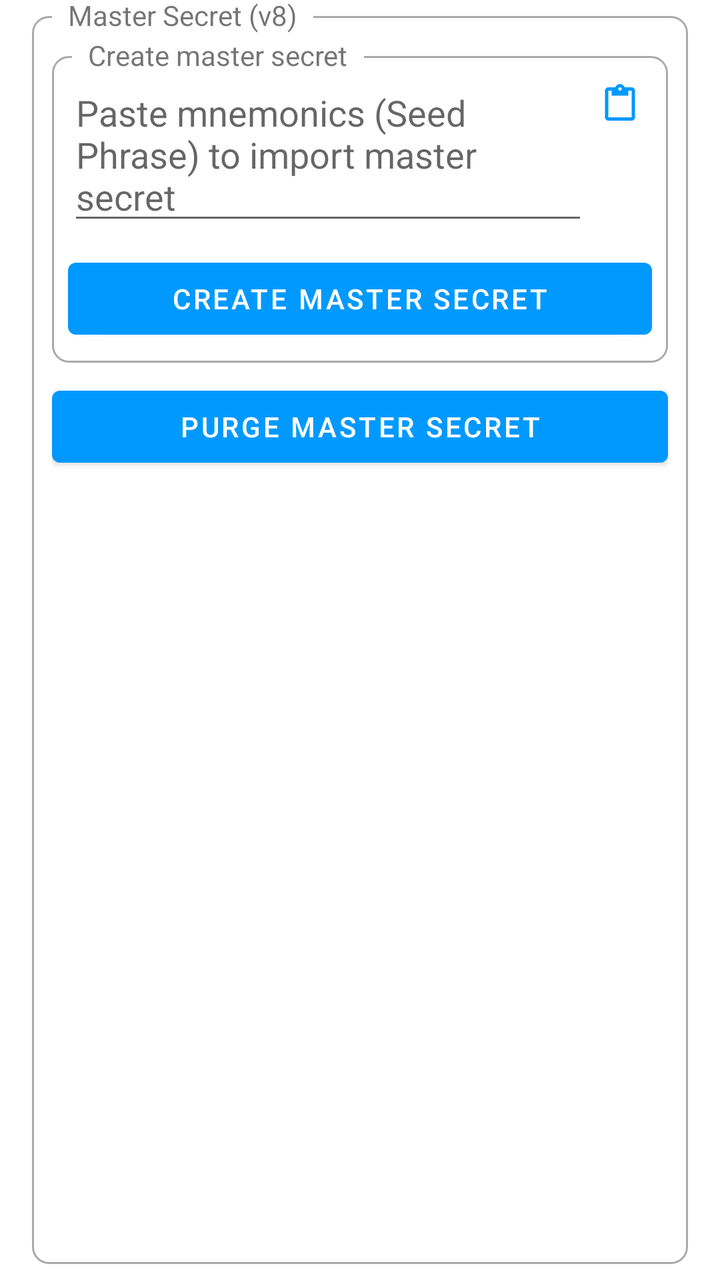
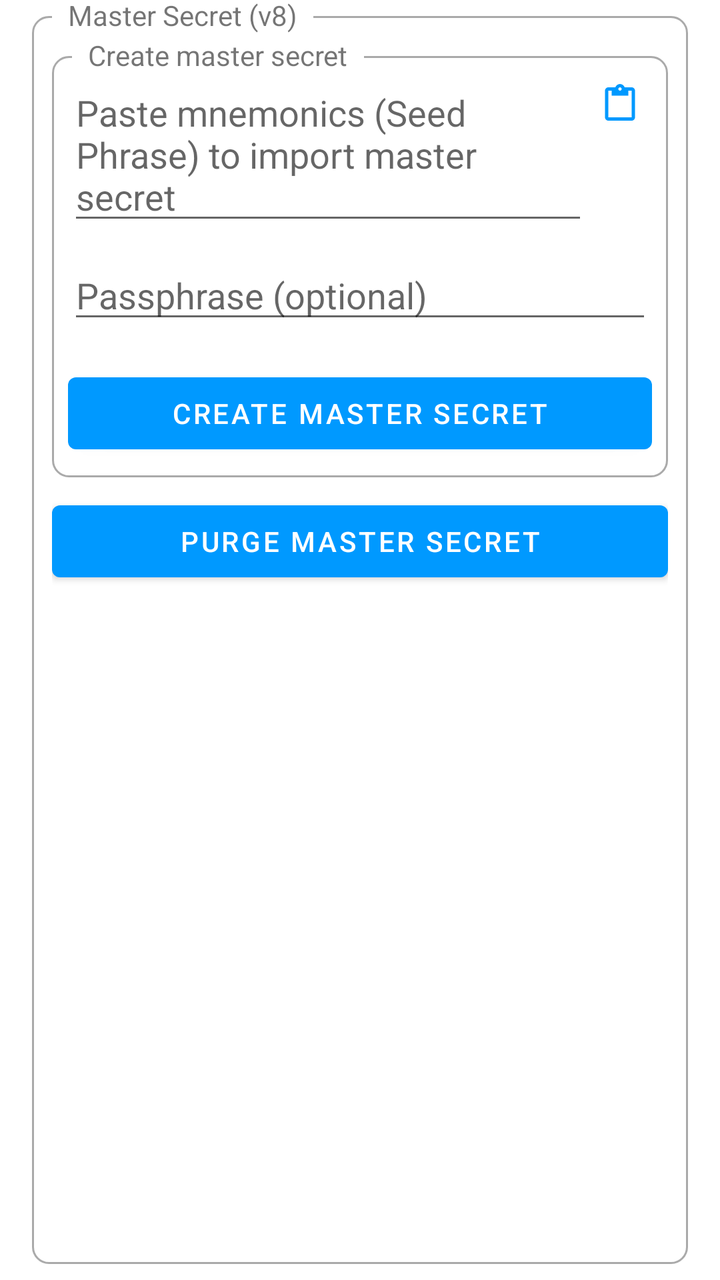

Before-and-after screenshots of an Android layout around one commit, followed by the original layout XML and the change that was made.
<!-- AndroidManifest.xml: application theme AppTheme -->
<!-- res/layout/master_secret.xml -->
<?xml version="1.0" encoding="utf-8"?>
<FrameLayout xmlns:android="http://schemas.android.com/apk/res/android"
    android:layout_width="match_parent"
    android:layout_height="wrap_content"
    android:clipToPadding="false"
    android:paddingStart="@dimen/box_padding_horizontal"
    android:paddingTop="@dimen/box_padding_vertical"
    android:paddingEnd="@dimen/box_padding_horizontal"
    android:paddingBottom="@dimen/box_padding_vertical">

    <FrameLayout
        android:layout_width="match_parent"
        android:layout_height="match_parent"
        android:background="@drawable/rounded_corner" />

    <TextView
        android:layout_width="wrap_content"
        android:layout_height="wrap_content"
        android:background="?android:windowBackground"
        android:paddingStart="8dp"
        android:paddingEnd="8dp"
        android:text="Master Secret (v8)"
        android:translationX="10dp"
        android:translationY="-10dp" />

    <LinearLayout
        android:id="@+id/contentContainer"
        android:layout_width="match_parent"
        android:layout_height="match_parent"
        android:layout_margin="10dp"
        android:orientation="vertical"
        android:visibility="visible">

        <FrameLayout
            android:layout_width="match_parent"
            android:layout_height="wrap_content">

            <FrameLayout
                android:layout_width="match_parent"
                android:layout_height="match_parent"
                android:layout_marginTop="10dp"
                android:background="@drawable/rounded_corner" />

            <TextView
                android:layout_width="wrap_content"
                android:layout_height="wrap_content"
                android:background="?android:windowBackground"
                android:paddingStart="8dp"
                android:paddingEnd="8dp"
                android:text="Create master secret"
                android:translationX="10dp" />

            <LinearLayout
                android:id="@+id/llCreateMasterSecret"
                android:layout_width="match_parent"
                android:layout_height="wrap_content"
                android:orientation="vertical">

                <LinearLayout
                    android:layout_width="match_parent"
                    android:layout_height="wrap_content"
                    android:layout_marginStart="8dp"
                    android:layout_marginTop="16dp"
                    android:layout_marginEnd="8dp"
                    android:orientation="horizontal">

                    <androidx.appcompat.widget.AppCompatEditText
                        android:id="@+id/etMasterSecretMnemonic"
                        android:layout_width="0dp"
                        android:layout_height="wrap_content"
                        android:layout_weight="1"
                        android:hint="Paste mnemonics (Seed Phrase) to import master secret"
                        android:inputType="textNoSuggestions|textMultiLine" />

                    <ImageView
                        android:id="@+id/btnPasteMasterSecretMnemonic"
                        android:layout_width="wrap_content"
                        android:layout_height="wrap_content"
                        android:layout_gravity="end"
                        android:background="?attr/selectableItemBackgroundBorderless"
                        android:clickable="true"
                        android:focusable="true"
                        android:padding="8dp"
                        android:src="@drawable/ic_paste" />
                </LinearLayout>

                <Button
                    android:id="@+id/btnCreateMasterSecret"
                    android:layout_width="match_parent"
                    android:layout_height="wrap_content"
                    android:layout_margin="8dp"
                    android:layout_weight="0.5"
                    android:text="Create Master Secret" />

            </LinearLayout>


        </FrameLayout>

        <LinearLayout
            android:layout_width="match_parent"
            android:layout_height="wrap_content"
            android:gravity="center"
            android:orientation="vertical"
            android:paddingTop="8dp">

            <Button
                android:id="@+id/btnPurgeMasterSecret"
                android:layout_width="match_parent"
                android:layout_height="wrap_content"
                android:layout_weight="0.5"
                android:text="Purge master secret" />

        </LinearLayout>

    </LinearLayout>

</FrameLayout>
<!-- resources referenced by this layout -->
<resources>
  <dimen name="box_padding_horizontal">16dp</dimen>
  <dimen name="box_padding_vertical">8dp</dimen>
  <!-- drawable ic_paste (drawable) -->
  <vector xmlns:android="http://schemas.android.com/apk/res/android"
      android:width="16dp"
      android:height="19dp"
      android:viewportWidth="16"
      android:viewportHeight="19">
      <path
          android:fillColor="@color/primary"
          android:pathData="M13.8333,1.6667H10.35C10,0.7 9.0833,0 8,0C6.9167,0 6,0.7 5.65,1.6667H2.1667C1.25,1.6667 0.5,2.4167 0.5,3.3333V16.6667C0.5,17.5833 1.25,18.3333 2.1667,18.3333H13.8333C14.75,18.3333 15.5,17.5833 15.5,16.6667V3.3333C15.5,2.4167 14.75,1.6667 13.8333,1.6667ZM8,1.6667C8.4583,1.6667 8.8333,2.0417 8.8333,2.5C8.8333,2.9583 8.4583,3.3333 8,3.3333C7.5417,3.3333 7.1667,2.9583 7.1667,2.5C7.1667,2.0417 7.5417,1.6667 8,1.6667ZM13.8333,16.6667H2.1667V3.3333H3.8333V5.8333H12.1667V3.3333H13.8333V16.6667Z" />
  </vector>
  <!-- drawable rounded_corner (drawable) -->
  <?xml version="1.0" encoding="utf-8"?>
  <shape xmlns:android="http://schemas.android.com/apk/res/android">
      <stroke
          android:width="1dp"
          android:color="@android:color/darker_gray" />
  
      <solid android:color="@android:color/transparent" />
  
      <padding
          android:bottom="5dp"
          android:left="5dp"
          android:right="5dp"
          android:top="5dp" />
  
      <corners android:radius="8dp" />
  </shape>
  <style name="AppTheme" parent="Theme.MaterialComponents.DayNight.NoActionBar">
          <item name="colorPrimary">@color/primary</item>
          <item name="colorPrimaryDark">@color/primary_dark</item>
          <item name="colorOnPrimary">@color/on_primary</item>
          <item name="colorSecondary">@color/primary</item>
      </style>
  <color name="primary">#0099FF</color>
  <color name="primary_dark">#0099FF</color>
  <color name="on_primary">#FFFFFF</color>
</resources>

<!-- the commit's change to res/layout/master_secret.xml (unified diff, before → after) -->
@@ -84,6 +84,14 @@
                         android:src="@drawable/ic_paste" />
                 </LinearLayout>
 
+                <androidx.appcompat.widget.AppCompatEditText
+                    android:id="@+id/etPassphrase"
+                    android:layout_width="match_parent"
+                    android:layout_height="wrap_content"
+                    android:hint="Passphrase (optional)"
+                    android:layout_margin="8dp"
+                    android:inputType="textNoSuggestions" />
+
                 <Button
                     android:id="@+id/btnCreateMasterSecret"
                     android:layout_width="match_parent"
